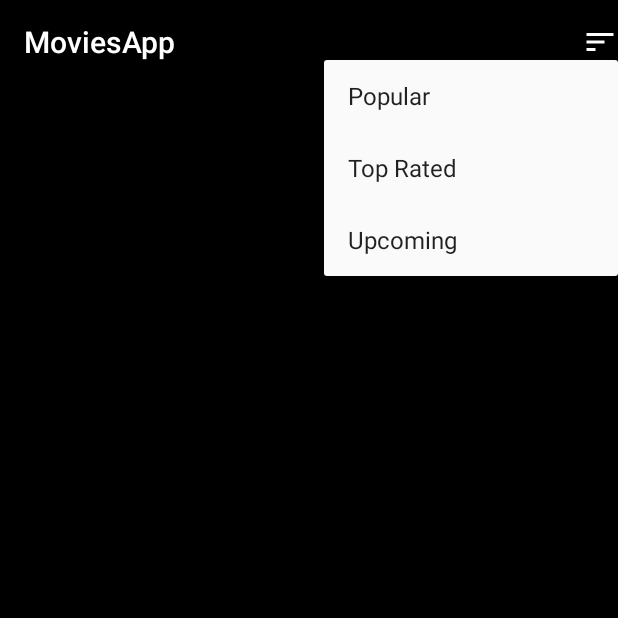
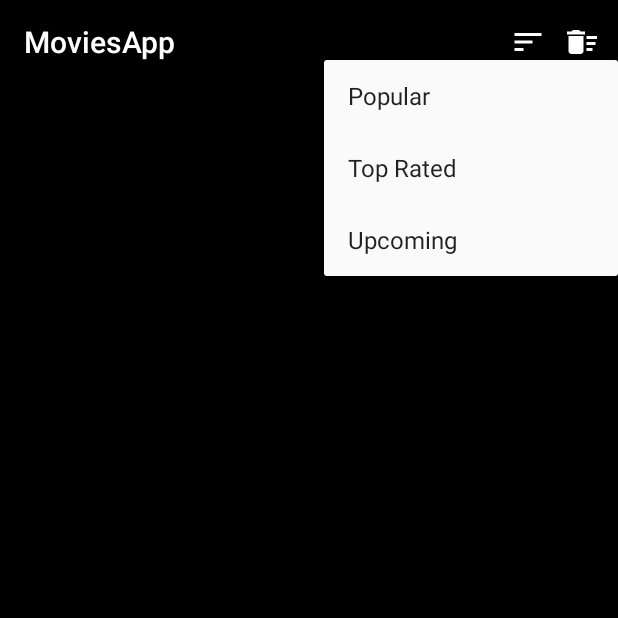
Before and after one commit to Vikctar/aad-team-20-animation-challenge, an Android app: the screen it shows after launch (MainActivity), after a tap on an icon or button, on a phone screen of 412 x 824 dp, the top half of it. Run offline under Robolectric (Android 15) with nearby library versions, the phone set to English and light mode, and no system bars; 1 statement that could not run was skipped.

Commit message:
minor changes

```diff
--- a/app/src/main/java/com/alcpluralsight/aad_team20/activities/MainActivity.java
+++ b/app/src/main/java/com/alcpluralsight/aad_team20/activities/MainActivity.java
@@ -7,6 +7,7 @@ import android.app.ActivityOptions;
 import android.content.Intent;
 import android.os.Build;
 import android.os.Bundle;
+import android.transition.TransitionManager;
 import android.view.Menu;
 import android.view.MenuItem;
 import android.view.View;
@@ -67,6 +68,7 @@ public class MainActivity extends AppCompatActivity {
         getGenres();
         resId = R.anim.layout_animation;
         setupOnScrollListener();
+
     }
 
     private void initializations() {
--- /dev/null
+++ b/app/src/main/res/drawable/ic_delete_sweep.xml
@@ -0,0 +1,5 @@
+<vector android:height="24dp" android:tint="#FFFFFF"
+    android:viewportHeight="24.0" android:viewportWidth="24.0"
+    android:width="24dp" xmlns:android="http://schemas.android.com/apk/res/android">
+    <path android:fillColor="#FF000000" android:pathData="M15,16h4v2h-4zM15,8h7v2h-7zM15,12h6v2h-6zM3,18c0,1.1 0.9,2 2,2h6c1.1,0 2,-0.9 2,-2L13,8L3,8v10zM14,5h-3l-1,-1L6,4L5,5L2,5v2h12z"/>
+</vector>
--- a/app/src/main/res/layout/activity_main.xml
+++ b/app/src/main/res/layout/activity_main.xml
@@ -2,6 +2,7 @@
 <androidx.constraintlayout.widget.ConstraintLayout
     xmlns:android="http://schemas.android.com/apk/res/android"
     xmlns:app="http://schemas.android.com/apk/res-auto"
+    android:id="@+id/item_layout"
     android:layout_width="match_parent"
     android:layout_height="match_parent">
 
--- a/app/src/main/res/menu/menu.xml
+++ b/app/src/main/res/menu/menu.xml
@@ -7,6 +7,12 @@
         android:icon="@drawable/ic_sort"
         app:showAsAction="ifRoom|withText"
         app:actionViewClass="android.widget.ImageView"
-        android:title="Sort" />
+        android:title="@string/sort" />
+    <item
+        android:id="@+id/action_sweep_delete"
+        android:enabled="true"
+        android:icon="@drawable/ic_delete_sweep"
+        app:showAsAction="ifRoom|withText"
+        android:title="@string/delete"/>
 
 </menu>
--- a/app/src/main/res/values/strings.xml
+++ b/app/src/main/res/values/strings.xml
@@ -3,7 +3,4 @@
     <string name="popular">Popular</string>
     <string name="top_rated">Top Rated</string>
     <string name="upcoming">Upcoming</string>
-    <string name="need_tips">Need some Tips on the latest Flicks?</string>
-    <string name="we_got_you">We got You!</string>
-    <string name="movie_icon">movie icon</string>
 </resources>
```
Also changed, not shown: app/build.gradle (+10 -0 lines), app/src/main/java/com/alcpluralsight/aad_team20/adapters/MoviesAdapter.java (+8 -4 lines), build.gradle (+6 -6 lines), 2 other files.
